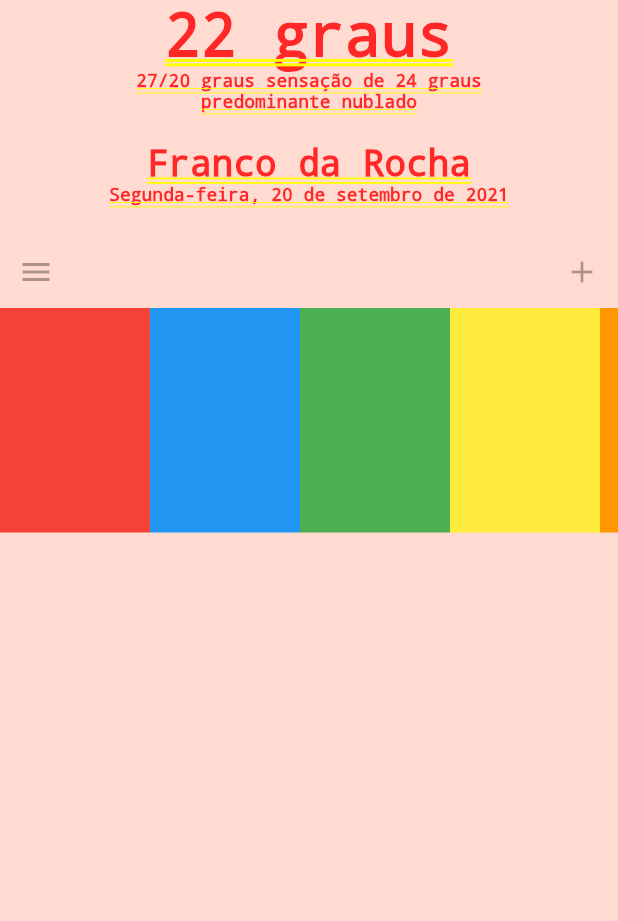
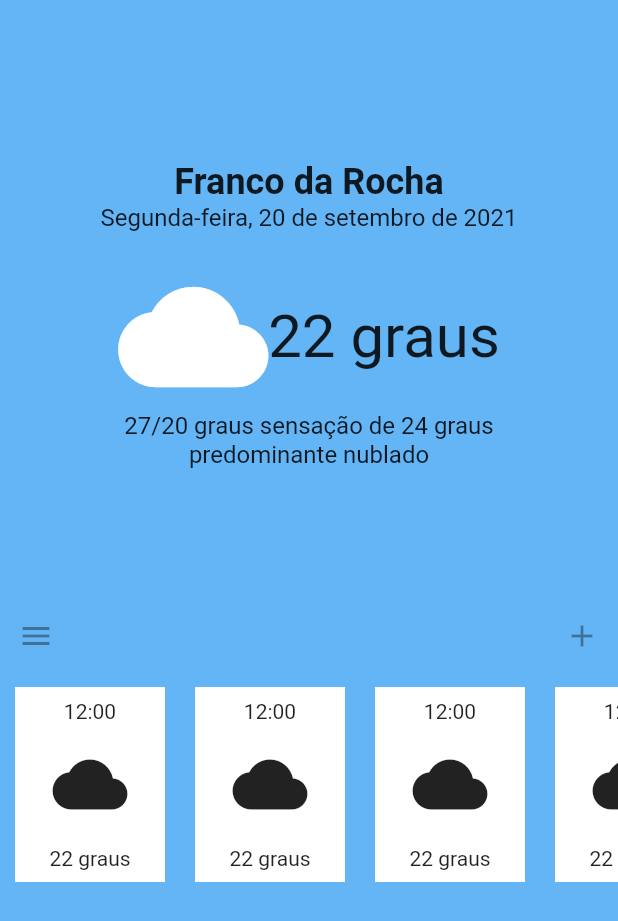
Before and after one commit to akatsuki-central-bh/Clima, a Flutter app: the screen it shows after launch, on a phone screen of 412 x 824 dp. Shown: the top 921 px of the screen. Run offline on Flutter 3.47's test engine with Material 2 defaults, Android fonts, the phone set to English and light mode, and no system bars.

Commit message:
Separando arquivo em outro arquivo e melhorando visual

```diff
--- a/lib/main.dart
+++ b/lib/main.dart
@@ -1,3 +1,4 @@
+import 'package:clima/pages/home_page.dart';
 import 'package:flutter/material.dart';
 
 void main() {
@@ -10,147 +11,8 @@ class MyApp extends StatelessWidget {
   @override
   Widget build(BuildContext context) {
     return MaterialApp(
-      title: 'Flutter Demo',
-      theme: ThemeData(
-        colorScheme: ColorScheme.fromSeed(seedColor: Colors.deepOrange),
-        useMaterial3: true,
-      ),
-      home: const MyHomePage(title: 'Flutter Demo Home Page'),
+      debugShowCheckedModeBanner: false,
+      home: MyHomePage(title: 'Weather App'),
     );
   }
 }
-
-class MyHomePage extends StatefulWidget {
-  const MyHomePage({super.key, required this.title});
-
-  final String title;
-
-  @override
-  State<MyHomePage> createState() => _MyHomePageState();
-}
-
-class _MyHomePageState extends State<MyHomePage> {
-  @override
-  Widget build(BuildContext context) {
-    return SafeArea(
-      child: Container(
-          color: Theme.of(context).colorScheme.primaryContainer,
-          child: (const Column(
-            children: [
-              Weather(),
-              LocalTime(),
-              ButtonsNav(),
-              DayList(),
-            ],
-          ))),
-    );
-  }
-}
-
-class DayList extends StatelessWidget {
-  const DayList({
-    super.key,
-  });
-
-  @override
-  Widget build(BuildContext context) {
-    return Column(
-      children: [
-        SizedBox(
-          height: 150,
-          child: ListView(
-            shrinkWrap: true,
-            scrollDirection: Axis.horizontal,
-            children: [
-              Container(
-                width: 100,
-                color: Colors.red,
-              ),
-              Container(
-                width: 100,
-                color: Colors.blue,
-              ),
-              Container(
-                width: 100,
-                color: Colors.green,
-              ),
-              Container(
-                width: 100,
-                color: Colors.yellow,
-              ),
-              Container(
-                width: 100,
-                color: Colors.orange,
-              ),
-            ],
-          ),
-        ),
-      ],
-    );
-  }
-}
-
-class ButtonsNav extends StatelessWidget {
-  const ButtonsNav({
-    super.key,
-  });
-
-  @override
-  Widget build(BuildContext context) {
-    return const Row(
-      mainAxisAlignment: MainAxisAlignment.spaceBetween,
-      children: [
-        IconButton(
-          onPressed: null,
-          icon: Icon(Icons.menu),
-        ),
-        IconButton(
-          onPressed: null,
-          icon: Icon(Icons.add),
-        ),
-      ],
-    );
-  }
-}
-
-class Weather extends StatelessWidget {
-  const Weather({
-    super.key,
-  });
-
-  @override
-  Widget build(BuildContext context) {
-    return const Column(
-      children: [
-        Text('22 graus', style: TextStyle(fontSize: 40)),
-        Text('27/20 graus sensação de 24 graus',
-            style: TextStyle(fontSize: 12)),
-        Text('predominante nublado', style: TextStyle(fontSize: 12)),
-      ],
-    );
-  }
-}
-
-class LocalTime extends StatelessWidget {
-  const LocalTime({
-    super.key,
-  });
-
-  @override
-  Widget build(BuildContext context) {
-    return const Padding(
-      padding: EdgeInsets.all(20.0),
-      child: Column(
-        children: [
-          Text('Franco da Rocha',
-              style: TextStyle(
-                fontSize: 24,
-                fontWeight: FontWeight.bold,
-              )),
-          Text('Segunda-feira, 20 de setembro de 2021',
-              style: TextStyle(fontSize: 12)),
-        ],
-      ),
-    );
-  }
-}
--- /dev/null
+++ b/lib/pages/home_page.dart
@@ -0,0 +1,232 @@
+import 'package:flutter/material.dart';
+
+class MyHomePage extends StatefulWidget {
+  const MyHomePage({super.key, required this.title});
+
+  final String title;
+
+  @override
+  State<MyHomePage> createState() => _MyHomePageState();
+}
+
+class _MyHomePageState extends State<MyHomePage> {
+  @override
+  Widget build(BuildContext context) {
+    return Scaffold(
+      backgroundColor: Colors.blue[300],
+      body: const SafeArea(
+        child: Column(
+          children: [
+            Informations(),
+            ButtonsNav(),
+            DayList(),
+          ],
+        ),
+      ),
+    );
+  }
+}
+
+class Informations extends StatelessWidget {
+  const Informations({
+    super.key,
+  });
+
+  @override
+  Widget build(BuildContext context) {
+    return const SizedBox(
+      height: 400,
+      child: Column(
+        mainAxisAlignment: MainAxisAlignment.center,
+        crossAxisAlignment: CrossAxisAlignment.center,
+        children: [
+          LocalTime(),
+          Weather(),
+        ],
+      ),
+    );
+  }
+}
+
+class LocalTime extends StatelessWidget {
+  const LocalTime({
+    super.key,
+  });
+
+  @override
+  Widget build(BuildContext context) {
+    return const Padding(
+      padding: EdgeInsets.all(20.0),
+      child: Column(
+        children: [
+          Text(
+            'Franco da Rocha',
+            style: TextStyle(
+              fontSize: 24,
+              fontWeight: FontWeight.bold,
+            ),
+          ),
+          Text(
+            'Segunda-feira, 20 de setembro de 2021',
+            style: TextStyle(fontSize: 16),
+          ),
+        ],
+      ),
+    );
+  }
+}
+
+class Weather extends StatelessWidget {
+  const Weather({
+    super.key,
+  });
+
+  @override
+  Widget build(BuildContext context) {
+    return const Column(
+      children: [
+        Row(
+          mainAxisAlignment: MainAxisAlignment.center,
+          crossAxisAlignment: CrossAxisAlignment.center,
+          children: [
+            Icon(Icons.cloud, size: 100, color: Colors.white),
+            Text('22 graus', style: TextStyle(fontSize: 40)),
+          ],
+        ),
+        Text('27/20 graus sensação de 24 graus',
+            style: TextStyle(fontSize: 16)),
+        Text('predominante nublado', style: TextStyle(fontSize: 16)),
+      ],
+    );
+  }
+}
+
+class ButtonsNav extends StatelessWidget {
+  const ButtonsNav({
+    super.key,
+  });
+
+  @override
+  Widget build(BuildContext context) {
+    return const Row(
+      mainAxisAlignment: MainAxisAlignment.spaceBetween,
+      children: [
+        IconButton(
+          onPressed: null,
+          icon: Icon(Icons.menu),
+        ),
+        IconButton(
+          onPressed: null,
+          icon: Icon(Icons.add),
+        ),
+      ],
+    );
+  }
+}
+
+class DayList extends StatelessWidget {
+  const DayList({
+    super.key,
+  });
+
+  @override
+  Widget build(BuildContext context) {
+    return Column(
+      children: [
+        SizedBox(
+          height: 150,
+          child: ListView(
+            shrinkWrap: true,
+            scrollDirection: Axis.horizontal,
+            children: [
+              Hourly(
+                time: '12:00',
+                icon: Icons.cloud,
+                temperature: '22 graus',
+              ),
+              Hourly(
+                time: '12:00',
+                icon: Icons.cloud,
+                temperature: '22 graus',
+              ),
+              Hourly(
+                time: '12:00',
+                icon: Icons.cloud,
+                temperature: '22 graus',
+              ),
+              Hourly(
+                time: '12:00',
+                icon: Icons.cloud,
+                temperature: '22 graus',
+              ),
+              Hourly(
+                time: '12:00',
+                icon: Icons.cloud,
+                temperature: '22 graus',
+              ),
+              Hourly(
+                time: '12:00',
+                icon: Icons.cloud,
+                temperature: '22 graus',
+              ),
+              Hourly(
+                time: '12:00',
+                icon: Icons.cloud,
+                temperature: '22 graus',
+              ),
+              Hourly(
+                time: '12:00',
+                icon: Icons.cloud,
+                temperature: '22 graus',
+              ),
+              Hourly(
+                time: '12:00',
+                icon: Icons.cloud,
+                temperature: '22 graus',
+              ),
+              Hourly(
+                time: '12:00',
+                icon: Icons.cloud,
+                temperature: '22 graus',
+              ),
+            ],
+          ),
+        ),
+      ],
+    );
+  }
+}
+
+class Hourly extends StatelessWidget {
+  const Hourly({
+    super.key,
+    required this.time,
+    required this.icon,
+    required this.temperature,
+  });
+
+  final String time;
+  final IconData icon;
+  final String temperature;
+
+  @override
+  Widget build(BuildContext context) {
+    return Container(
+      width: 100,
+      height: 200,
+      color: Colors.white,
+      // border radius
+      margin: const EdgeInsets.all(10),
+
+      child: Column(
+        mainAxisAlignment: MainAxisAlignment.spaceAround,
+        crossAxisAlignment: CrossAxisAlignment.center,
+        children: [
+          Text(time),
+          Icon(icon, size: 50),
+          Text(temperature),
+        ],
+      ),
+    );
+  }
+}
```
